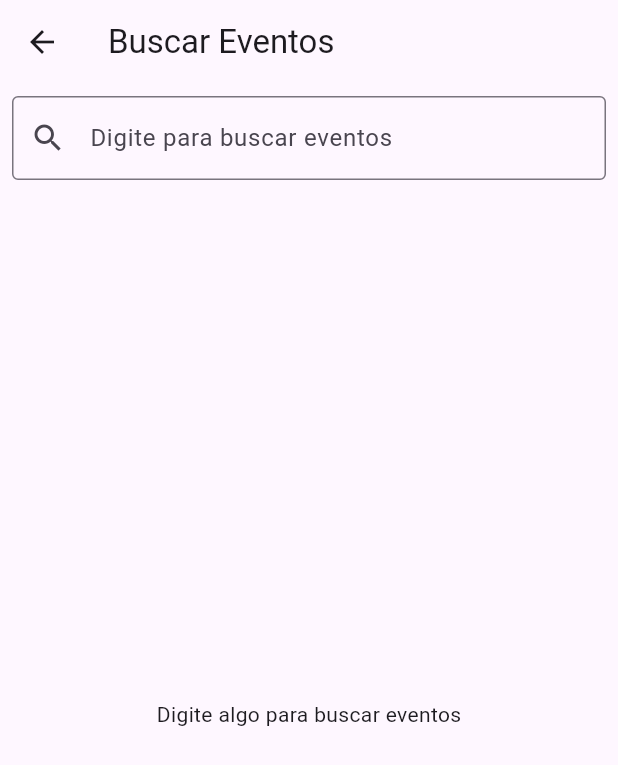
After one commit to einvernici/event_pass_app, a Flutter app: the SearchPage screen opened directly, on a phone screen of 412 x 824 dp. The commit adds this screen. Shown: the top 765 px of the screen. Run offline on Flutter 3.47's test engine with Material 3 defaults, Android fonts, the phone set to English and light mode, and no system bars.

Commit message:
Adicao da parte do Klaus, feature de busca.

```diff
--- /dev/null
+++ b/lib/pages/search_page.dart
@@ -0,0 +1,78 @@
+import 'package:flutter/material.dart';
+import 'package:flutter_application_1/evento/event.dart';
+import 'package:flutter_application_1/evento/event_detail_page.dart';
+import 'package:provider/provider.dart';
+import 'package:flutter_application_1/provider/event_provider.dart';
+
+class SearchPage extends StatefulWidget {
+  const SearchPage({super.key});
+
+  @override
+  State<SearchPage> createState() => _SearchPageState();
+}
+
+class _SearchPageState extends State<SearchPage> {
+  String searchTerm = '';
+
+  @override
+  Widget build(BuildContext context) {
+    var eventProvider = Provider.of<EventProvider>(context);
+
+    var filteredEvents = searchTerm.isEmpty
+        ? []
+        : eventProvider.listaEventos.where((evento) {
+            final query = searchTerm.toLowerCase();
+            return evento.title.toLowerCase().contains(query) ||
+                evento.description.toLowerCase().contains(query) ||
+                evento.startDate.toLowerCase().contains(query) ||
+                evento.startTime.toLowerCase().contains(query) ||
+                evento.location.toLowerCase().contains(query);
+          }).toList();
+
+    return Scaffold(
+      appBar: AppBar(title: const Text('Buscar Eventos')),
+      body: Column(
+        children: [
+          Padding(
+            padding: const EdgeInsets.all(8.0),
+            child: TextField(
+              decoration: const InputDecoration(
+                prefixIcon: Icon(Icons.search),
+                hintText: 'Digite para buscar eventos',
+                border: OutlineInputBorder(),
+              ),
+              onChanged: (value) {
+                setState(() {
+                  searchTerm = value;
+                });
+              },
+            ),
+          ),
+          Expanded(
+            child: searchTerm.isEmpty
+                ? const Center(child: Text('Digite algo para buscar eventos'))
+                : filteredEvents.isEmpty
+                    ? const Center(child: Text('Nenhum evento encontrado'))
+                    : ListView.builder(
+                        itemCount: filteredEvents.length,
+                        itemBuilder: (context, index) {
+                          final evento = filteredEvents[index];
+                          return ListTile(
+                            title: EventoTile(event: evento),
+                            onTap: () {
+                              Navigator.push(
+                                context,
+                                MaterialPageRoute(
+                                  builder: (_) => EventDetailPage(evento: evento),
+                                ),
+                              );
+                            },
+                          );
+                        },
+                      ),
+          ),
+        ],
+      ),
+    );
+  }
+}
--- a/lib/widgets/navigation_bar.dart
+++ b/lib/widgets/navigation_bar.dart
@@ -1,4 +1,5 @@
 import 'package:flutter/material.dart';
+import 'package:flutter_application_1/pages/search_page.dart';
 import 'package:flutter_application_1/user/user.dart';
 
 class CustomNavigationBar extends StatelessWidget {
@@ -8,7 +9,9 @@ class CustomNavigationBar extends StatelessWidget {
   Widget build(BuildContext context) {
     return BottomNavigationBar(
           items: [BottomNavigationBarItem(icon: Icon(Icons.home), label: 'home'),
-                  BottomNavigationBarItem(icon: Icon(Icons.search), label: 'search'),
+                  BottomNavigationBarItem(icon: IconButton(
+                    onPressed: (){Navigator.push(context, MaterialPageRoute(builder: (context) => SearchPage()));},
+                    icon: Icon(Icons.search)), label: 'search'),
                   BottomNavigationBarItem(icon: IconButton(
                     onPressed: (){Navigator.push(context, MaterialPageRoute(builder: (context) => User()));},
                     icon: Icon(Icons.face)), label: 'profile'),
```
Also changed, not shown: lib/evento/create_event_page.dart (added, +80 -0 lines), lib/main.dart (+13 -10 lines), lib/pages/home_page.dart (+100 -5 lines), lib/provider/event_provider.dart (+26 -9 lines), pubspec.lock.
